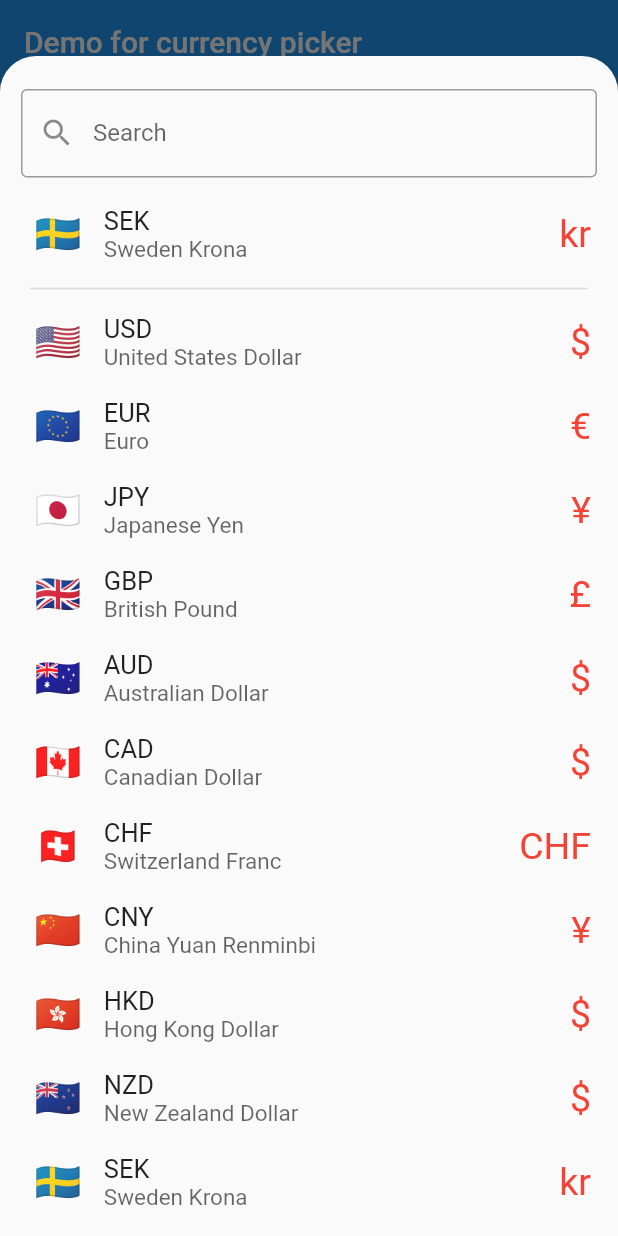
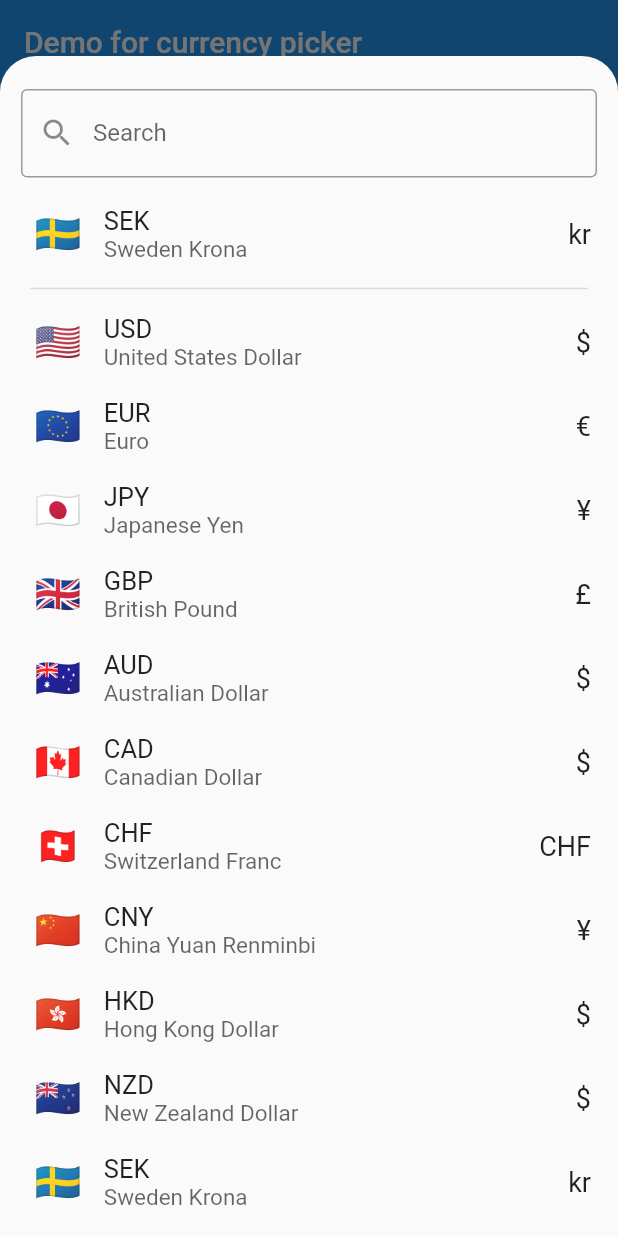
Before and after one commit to Daniel-Ioannou/flutter_currency_picker, a Flutter app: the screen it shows after launch, after a tap on "Show currency picker", on a phone screen of 412 x 824 dp. Run offline on Flutter 3.47's test engine with Material 2 defaults, Android fonts, the phone set to English and light mode, and no system bars.

Commit message:
Fix default currency sign text style

```diff
--- a/example/lib/main.dart
+++ b/example/lib/main.dart
@@ -31,9 +31,6 @@ class HomePage extends StatelessWidget {
               showSearchField: true,
               showCurrencyName: true,
               showCurrencyCode: true,
-              theme: CurrencyPickerThemeData(
-                  currencySignTextStyle:
-                      TextStyle(color: Colors.red, fontSize: 25)),
               onSelect: (Currency currency) {
                 print('Select currency: ${currency.name}');
               },
--- a/lib/src/currency_list_view.dart
+++ b/lib/src/currency_list_view.dart
@@ -264,9 +264,5 @@ class _CurrencyListViewState extends State<CurrencyListView> {
   TextStyle get _defaultTitleTextStyle => const TextStyle(fontSize: 17);
   TextStyle get _defaultSubtitleTextStyle =>
       TextStyle(fontSize: 15, color: Theme.of(context).hintColor);
-  TextStyle get _defaultCurrencySignTextStyle => const TextStyle(
-        fontSize: 18,
-        color: Colors.black,
-        fontWeight: FontWeight.bold,
-      );
+  TextStyle get _defaultCurrencySignTextStyle => const TextStyle(fontSize: 18);
 }
--- a/lib/src/currency_picker_theme_data.dart
+++ b/lib/src/currency_picker_theme_data.dart
@@ -17,7 +17,7 @@ class CurrencyPickerThemeData {
   /// If null, the style will be set to [TextStyle(fontSize: 15, color: Theme.of(context).hintColor)]
   final TextStyle? subtitleTextStyle;
 
-  /// If null, the style will be set to [TextStyle(fontSize: 18, color: Colors.black,fontWeight: FontWeight.bold);]
+  /// If null, the style will be set to [TextStyle(fontSize: 18);]
   final TextStyle? currencySignTextStyle;
 
   ///The flag size.
```
